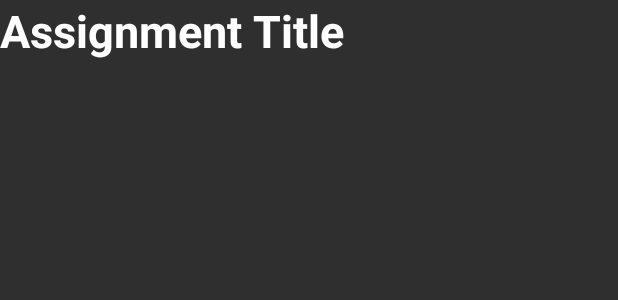
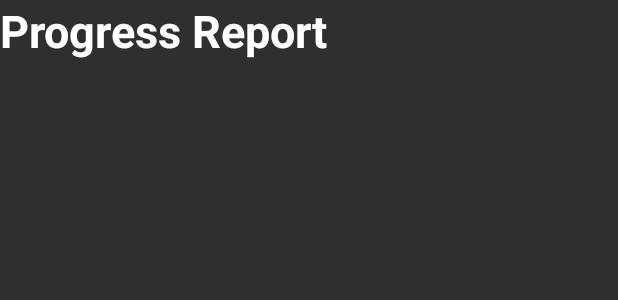
Before and after one commit to ClearHall/SkyMobile_Android, an Android app: the layout assignments_view.xml on its own in the app's theme, with its tools: preview values and no code run, on a phone screen of 412 x 824 dp. Shown: the top 300 px of the screen. Run offline under Robolectric (Android 15) with nearby library versions, the phone set to English and light mode, and no system bars.

Commit message:
New Demo is almost out

```diff
--- a/app/src/main/AndroidManifest.xml
+++ b/app/src/main/AndroidManifest.xml
@@ -26,6 +26,8 @@
 
         <activity android:name=".ViewControllers.GradesRelated.ProgressReportViewController"
                   android:label="Progress Report Grades"></activity>
+        <activity android:name=".ViewControllers.GradesRelated.AssignmentsViewController"
+                  android:label="Progress Report Grades"></activity>
     </application>
 
     <uses-permission android:name="android.permission.INTERNET" />
--- a/app/src/main/java/com/lingfeishengtian/skymobile/ViewControllers/GradesRelated/ProgressReportViewController.kt
+++ b/app/src/main/java/com/lingfeishengtian/skymobile/ViewControllers/GradesRelated/ProgressReportViewController.kt
@@ -133,10 +133,8 @@ class ProgressReportViewController: AppCompatActivity() {
                 /**
                  * "Click it until you fucking make it" algorithm.
                  */
-                Log.d("Course Details", "Clicked")
                 if(GradeValueAsInt != null){
                     ClickProgressReportToShowGrades(Course, selectable_terms.selectedItem.toString())
-                    Log.d("Course Details", "CLICK")
                     //TODO: Loading icon...
                     ClickedCourse = Course
                     startRepeatingTask()
--- a/app/src/main/res/layout/assignments_view.xml
+++ b/app/src/main/res/layout/assignments_view.xml
@@ -2,9 +2,15 @@
 <LinearLayout xmlns:android="http://schemas.android.com/apk/res/android" xmlns:tools="http://schemas.android.com/tools"
               android:orientation="vertical"
               android:layout_width="match_parent"
-              android:layout_height="match_parent" android:background="#2F2F2F" tools:context=".ViewControllers.GradesRelated.AssignmentsViewController">
+              android:layout_height="match_parent" android:background="#2F2F2F"
+              tools:context=".ViewControllers.GradesRelated.AssignmentsViewController" android:id="@+id/root_view">
+    <ScrollView
+            android:layout_width="match_parent"
+            android:layout_height="match_parent">
+        <LinearLayout android:layout_width="match_parent" android:layout_height="wrap_content"
+                      android:orientation="vertical">
             <TextView
-            android:text="@string/assignment_title"
+                    android:text="@string/prog_report_title"
                     android:layout_width="match_parent"
                     android:layout_height="46dp" android:id="@+id/textView5" android:textColor="@android:color/white"
                     android:textStyle="bold" android:textIsSelectable="false" android:textSize="30sp"/>
@@ -12,3 +18,5 @@
                     android:layout_width="match_parent"
                     android:layout_height="match_parent" android:id="@+id/AssignmentsTableView"/>
         </LinearLayout>
+    </ScrollView>
+</LinearLayout>
--- a/app/src/main/res/values/strings.xml
+++ b/app/src/main/res/values/strings.xml
@@ -14,4 +14,5 @@
     <string name="StudentID">Student ID</string>
     <string name="login">Login</string>
     <string name="assignment_title">Assignment Title</string>
+    <string name="prog_report_title">Progress Report</string>
 </resources>
```
Also changed, not shown: app/src/main/java/com/lingfeishengtian/skymobile/ViewControllers/GradesRelated/AssignmentsViewController.kt (+73 -0 lines). Lines whose indentation alone changed are shown as unchanged.
